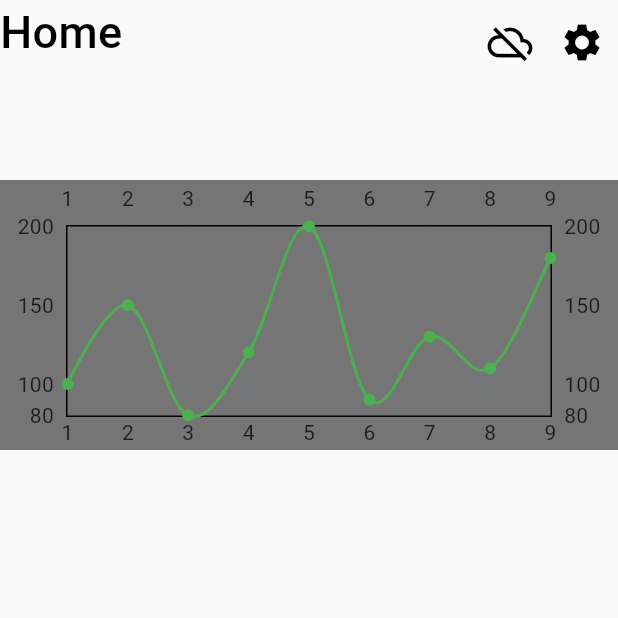
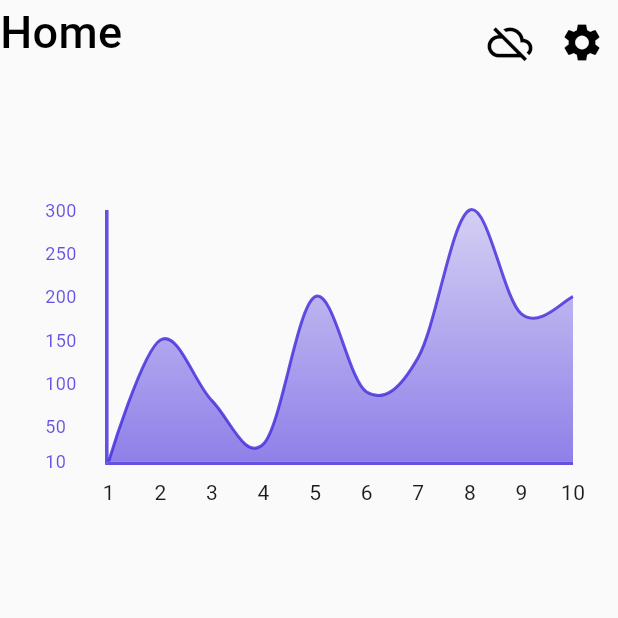
Before and after one commit to Khaled280-313/cash_flow, a Flutter app: the Home screen opened directly, on a phone screen of 412 x 824 dp, the top half of it. Run offline on Flutter 3.47's test engine with Material 3 defaults, Android fonts, the phone set to English and light mode, and no system bars; drawn by our look-alikes of fl_chart; our stand-ins replace dio, flutter_bloc, get_it, go_router, persistent_bottom_nav_bar, shared_preferences and 1 more; missing offline and left inert: data_connection_checker_tv; accounts and stored records are empty; Roboto replaces fonts that are missing (Montserrat).

Commit message:
Update daily expense data and refactor chart components for improved UI

```diff
--- a/lib/features/home/data/repositories/data.dart
+++ b/lib/features/home/data/repositories/data.dart
@@ -6,13 +6,14 @@ class DailyExpense {
 }
 
 List<DailyExpense> dailyExpenses = [
-  DailyExpense(DateTime(2023, 10, 1), 100),
+  DailyExpense(DateTime(2023, 10, 1), 10),
   DailyExpense(DateTime(2023, 10, 2), 150),
   DailyExpense(DateTime(2023, 10, 3), 80),
-  DailyExpense(DateTime(2023, 10, 4), 120),
+  DailyExpense(DateTime(2023, 10, 4), 30),
   DailyExpense(DateTime(2023, 10, 5), 200),
   DailyExpense(DateTime(2023, 10, 6), 90),
   DailyExpense(DateTime(2023, 10, 7), 130),
-  DailyExpense(DateTime(2023, 10, 8), 110),
+  DailyExpense(DateTime(2023, 10, 8), 300),
   DailyExpense(DateTime(2023, 10, 9), 180),
+  DailyExpense(DateTime(2023, 10, 10), 200),
 ];
--- /dev/null
+++ b/lib/features/home/presentation/widgets/custom_line_chart.dart
@@ -0,0 +1,74 @@
+import 'package:fl_chart/fl_chart.dart';
+import 'package:flutter/material.dart';
+
+import '../../../../core/utils/app_color.dart';
+import '../../data/repositories/data.dart';
+
+class CustomLineChart extends StatelessWidget {
+  const CustomLineChart({
+    super.key,
+  });
+
+  @override
+  Widget build(BuildContext context) {
+    return LineChart(
+      duration: Duration(milliseconds: 150), // Optional
+      curve: Curves.linear,
+      LineChartData(
+          gridData: FlGridData(show: false),
+          borderData: FlBorderData(
+            show: true,
+            border: Border(
+              bottom: BorderSide(color: AppColor.primary, width: 2.5),
+              left: BorderSide(color: AppColor.primary, width: 2.5),
+            ),
+          ),
+          titlesData: FlTitlesData(
+            topTitles: AxisTitles(),
+            rightTitles: AxisTitles(drawBelowEverything: false),
+            leftTitles: AxisTitles(
+              sideTitles: SideTitles(
+                showTitles: true,
+                reservedSize: 40,
+                getTitlesWidget: (value, meta) {
+                  return Text(
+                    value.toInt().toString(),
+                    style: TextStyle(
+                      color: AppColor.primary,
+                      fontSize: 12,
+                    ),
+                  );
+                },
+              ),
+            ),
+          ),
+          backgroundColor: AppColor.background,
+          lineBarsData: [
+            LineChartBarData(
+              // هنا نستخدم isCurved لجعل الخط منحنيًا
+              isCurved: true,
+
+              belowBarData: BarAreaData(
+                show: true,
+                color: AppColor.primary.withAlpha(150),
+                gradient: LinearGradient(
+                  colors: [
+                    AppColor.primary.withAlpha(150),
+                    AppColor.primary.withAlpha(50)
+                  ],
+                  begin: Alignment.bottomCenter,
+                  end: Alignment.topCenter,
+                ),
+              ),
+              //هنا نستخدم FlDotData لإخفاء النقاط على الخط
+              dotData: FlDotData(show: false),
+
+              spots: dailyExpenses
+                  .map((e) => FlSpot(e.date.day.toDouble(), e.amount))
+                  .toList(),
+              color: AppColor.primary,
+            ),
+          ]),
+    );
+  }
+}
```
Also changed, not shown: lib/features/home/presentation/pages/home.dart (+4 -45 lines), lib/features/home/presentation/widgets/custom_chart.dart (added, +23 -0 lines).
